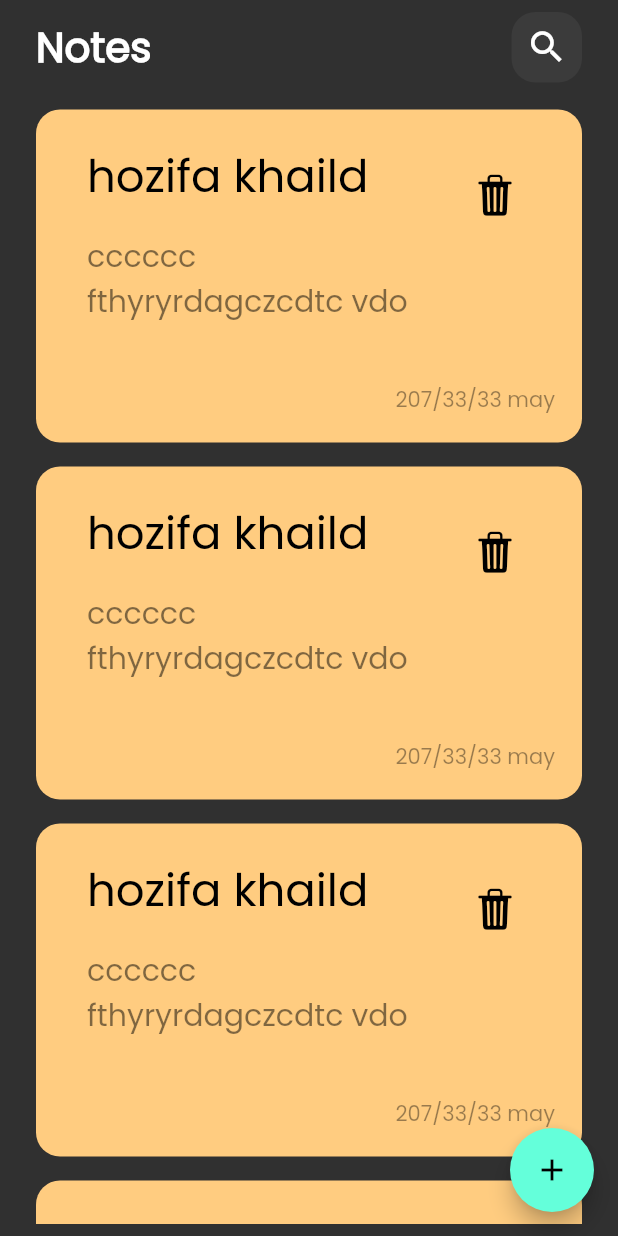
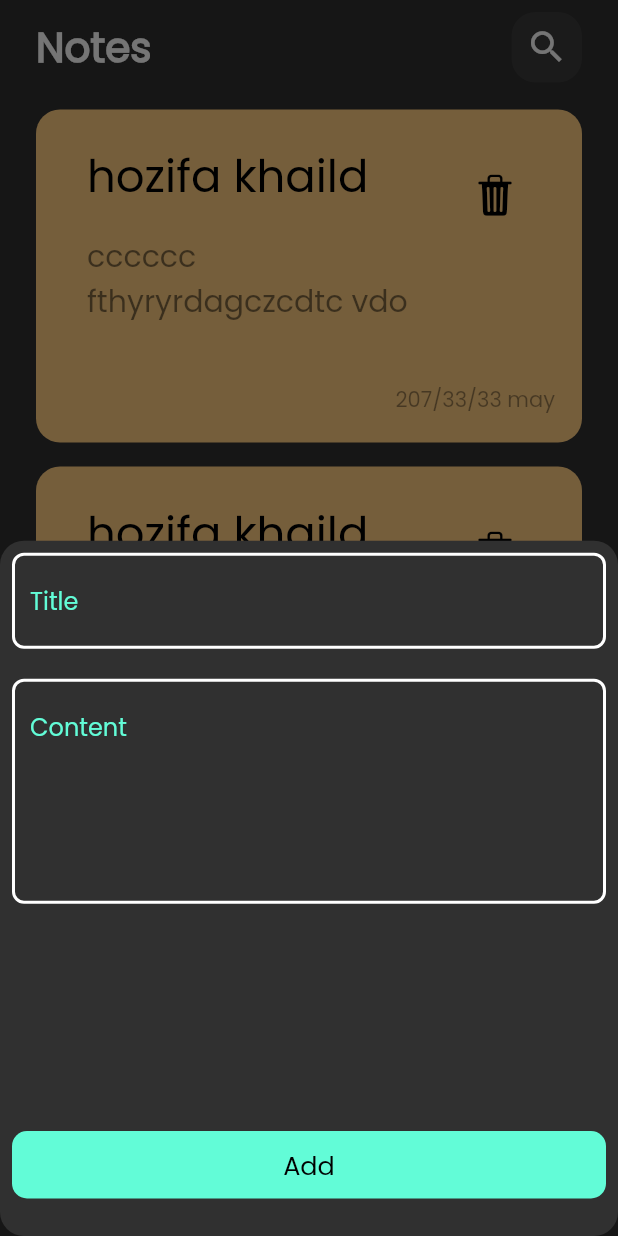
Before and after one commit to zoz312/note, a Flutter app: the screen it shows after launch, after a tap on the "add" icon, on a phone screen of 412 x 824 dp. Run offline on Flutter 3.47's test engine with Material 2 defaults, Android fonts, the phone set to English and light mode, and no system bars.

Commit message:
finsh sheet button

```diff
--- /dev/null
+++ b/lib/constans.dart
@@ -0,0 +1,3 @@
+import 'package:flutter/material.dart';
+
+const kprimarycolor =  Color(0xff62FCD7);
--- a/lib/views/Note_view.dart
+++ b/lib/views/Note_view.dart
@@ -1,5 +1,6 @@
 import 'package:flutter/material.dart';
 import 'package:note/widgets/body_note_view.dart';
+import 'package:note/widgets/showmodelbuttonSheet.dart';
 
 class NoteWiew extends StatelessWidget {
   const NoteWiew({super.key});
@@ -9,8 +10,22 @@ class NoteWiew extends StatelessWidget {
   Widget build(BuildContext context) {
     return SafeArea(
       child: Scaffold(
-       body: BodyNotesView(),
-       floatingActionButton: FloatingActionButton(onPressed: (){},child: Icon(Icons.add),),
+        body: BodyNotesView(),
+        floatingActionButton: FloatingActionButton(
+          onPressed: () {
+            showModalBottomSheet(
+              shape: RoundedRectangleBorder(
+                borderRadius: BorderRadius.circular(16)
+              ),
+                context: context,
+                builder: (context) {
+                  return ShowButtonModelsheet(
+
+                  );
+                });
+          },
+          child: Icon(Icons.add),
+        ),
       ),
     );
   }
--- /dev/null
+++ b/lib/widgets/customTextfiled.dart
@@ -0,0 +1,28 @@
+import 'package:flutter/material.dart';
+
+import '../constans.dart';
+
+class customTextfiled extends StatelessWidget {
+  const customTextfiled({super.key, required this.hintText, this.maxLines = 1});
+  final String hintText;
+  final int maxLines;
+  @override
+  Widget build(BuildContext context) {
+    return TextField(
+      maxLines: maxLines,
+      cursorColor: const Color(0xff62FCD7),
+      decoration: InputDecoration(
+          hintText: hintText,
+          hintStyle: const TextStyle(color: kprimarycolor),
+          enabledBorder: buildtextfiled(),
+          border: buildtextfiled(),
+          focusedBorder: buildtextfiled(kprimarycolor)),
+    );
+  }
+
+  OutlineInputBorder buildtextfiled([color]) {
+    return OutlineInputBorder(
+        borderRadius: BorderRadius.circular(8),
+        borderSide: BorderSide(color: color ?? Colors.white, width: 2));
+  }
+}
--- /dev/null
+++ b/lib/widgets/custombutton.dart
@@ -0,0 +1,17 @@
+import 'package:flutter/material.dart';
+
+import '../constans.dart';
+
+class custombutton extends StatelessWidget {
+  const custombutton({super.key});
+
+  @override
+  Widget build(BuildContext context) {
+    return FilledButton(onPressed: (){}, child: Text('Add',style: TextStyle(color: Colors.black,fontSize: 17),), style: ButtonStyle(
+        padding: MaterialStatePropertyAll(EdgeInsets.symmetric(horizontal: 180,vertical: 10)),
+          backgroundColor: MaterialStatePropertyAll(kprimarycolor),
+          shape: MaterialStatePropertyAll(
+              RoundedRectangleBorder(borderRadius: BorderRadius.circular(10)))),)
+        ;
+  }
+}
--- /dev/null
+++ b/lib/widgets/showmodelbuttonSheet.dart
@@ -0,0 +1,29 @@
+import 'package:flutter/material.dart';
+import 'package:note/constans.dart';
+import 'package:note/widgets/customTextfiled.dart';
+import 'package:note/widgets/custombutton.dart';
+
+class ShowButtonModelsheet extends StatelessWidget {
+  const ShowButtonModelsheet({super.key});
+
+  @override
+  Widget build(BuildContext context) {
+    return Padding(
+      padding: const EdgeInsets.all(8.0),
+      child: ListView(children: [
+      customTextfiled(hintText: "Title"),
+       SizedBox(height: 20,),
+       customTextfiled(hintText: "Content",maxLines: 5,),
+       SizedBox(height: 150),
+       custombutton()
+       ]),
+    );
+  }
+
+  OutlineInputBorder buildtextfiled([color]) {
+    return OutlineInputBorder(
+            borderRadius: BorderRadius.circular(8),
+          borderSide:BorderSide(color:color?? Colors.white,width: 2)
+        );
+  }
+}
```
